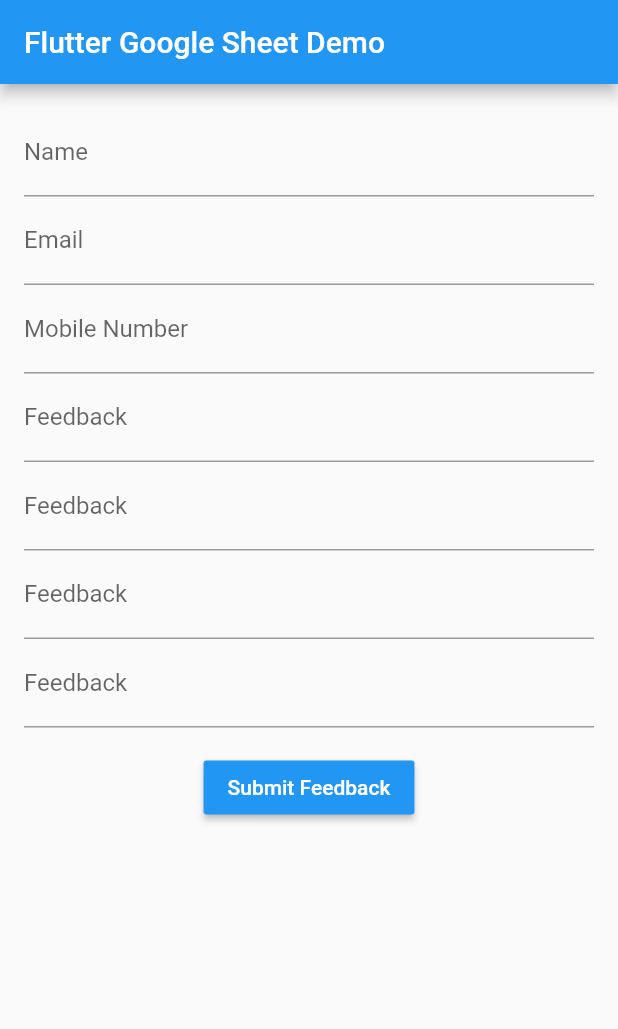
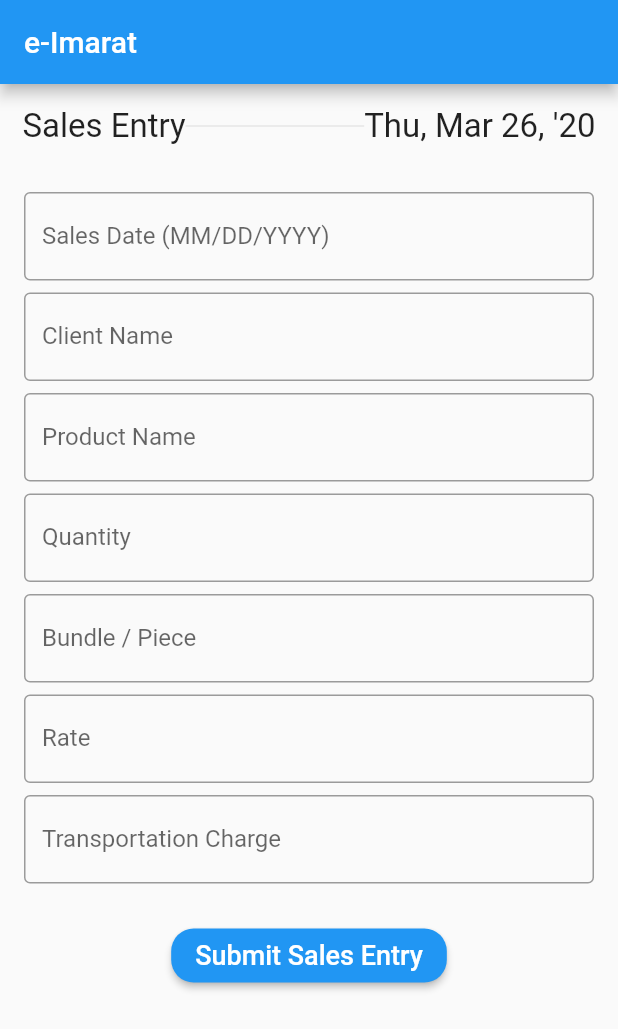
Before and after one commit to mechbullgt/eimarat, a Flutter app: the screen it shows after launch, on a phone screen of 412 x 824 dp. Shown: the top 1029 px of the screen. Run offline on Flutter 3.47's test engine with Material 2 defaults, Android fonts, the phone set to English and light mode, and no system bars.

Commit message:
Changed the layout

```diff
--- a/lib/controller/form_controller.dart
+++ b/lib/controller/form_controller.dart
@@ -25,7 +25,7 @@ class FormController {
         URL + feedbackForm.toParams()
       ).then((response){
         print("Response:"+response.body);
-        callback(convert.jsonDecode(response.body));
+        callback(convert.jsonDecode(response.body)['status']);
       });
     } catch (e) {
       print(e);
--- a/lib/main.dart
+++ b/lib/main.dart
@@ -1,4 +1,7 @@
+import 'dart:convert';
+
 import 'package:flutter/material.dart';
+import 'package:intl/intl.dart';
 import 'controller/form_controller.dart';
 import 'model/form.dart';
 
@@ -8,11 +11,11 @@ class MyApp extends StatelessWidget {
   @override
   Widget build(BuildContext context) {
     return MaterialApp(
-      title: 'Flutter Google Sheet Demo',
+      title: 'e-Imarat',
       theme: ThemeData(
         primarySwatch: Colors.blue,
       ),
-      home: MyHomePage(title: 'Flutter Google Sheet Demo'),
+      home: MyHomePage(title: 'e-Imarat'),
     );
   }
 }
@@ -27,6 +30,8 @@ class MyHomePage extends StatefulWidget {
 }
 
 class _MyHomePageState extends State<MyHomePage> {
+  String dateTimeNow =  DateFormat("EEE, MMM d, ''yy").format(DateTime.now());
+
   // Create a global key that uniquely identifies the Form widget
   // and allows validation of the form.
   //
@@ -57,21 +62,21 @@ class _MyHomePageState extends State<MyHomePage> {
           quantityController.text,
           bundlePieceController.text,
           rateController.text,
-          transHamaliController.text
-          );
+          transHamaliController.text);
 
       FormController formController = FormController((String response) {
         print("Response: $response");
         if (response == FormController.STATUS_SUCCESS) {
           // Feedback is saved succesfully in Google Sheets.
-          _showSnackbar("Feedback Submitted");
+          _showSnackbar(
+              "Submitted SUCCESSfully!", Colors.green, Duration(seconds: 30));
         } else {
           // Error Occurred while saving data in Google Sheets.
-          _showSnackbar("Error Occurred!");
+          _showSnackbar("Error Occurred!", Colors.red, Duration(seconds: 3));
         }
       });
 
-      _showSnackbar("Submitting Feedback");
+      _showSnackbar("Submitting Feedback", Colors.blue, Duration(seconds: 2));
 
       // Submit 'feedbackForm' and save it in Google Sheets.
       formController.submitForm(feedbackForm);
@@ -79,8 +84,12 @@ class _MyHomePageState extends State<MyHomePage> {
   }
 
   // Method to show snackbar with 'message'.
-  _showSnackbar(String message) {
-    final snackBar = SnackBar(content: Text(message));
+  _showSnackbar(String message, Color color, Duration time) {
+    final snackBar = SnackBar(
+      content: Text(message, style: TextStyle(fontSize: 20)),
+      backgroundColor: color,
+      duration: time,
+    );
     _scaffoldKey.currentState.showSnackBar(snackBar);
   }
 
@@ -96,6 +105,24 @@ class _MyHomePageState extends State<MyHomePage> {
         child: Column(
           mainAxisAlignment: MainAxisAlignment.start,
           children: <Widget>[
+            SizedBox(
+              child: Padding(
+                  padding: EdgeInsets.all(15.0),
+                  child: Row(
+                    mainAxisAlignment: MainAxisAlignment.center,
+                    children: <Widget>[
+                      Text(
+                        'Sales Entry',
+                        style: TextStyle(fontSize: 22),
+                      ),
+                      Expanded(child: Divider(),),
+                      Text(
+                        '$dateTimeNow',
+                        style: TextStyle(fontSize: 22),
+                      ),
+                    ],
+                  )),
+            ),
             Form(
                 key: _formKey,
                 child: Padding(
@@ -107,88 +134,138 @@ class _MyHomePageState extends State<MyHomePage> {
                         controller: dateController,
                         validator: (value) {
                           if (value.isEmpty) {
-                            return 'Enter Valid Name';
+                            return 'Enter Valid Date';
                           }
                           return null;
                         },
-                        decoration: InputDecoration(labelText: 'Name'),
+                        keyboardType: TextInputType.datetime,
+                        decoration: InputDecoration(
+                          labelText: 'Sales Date (MM/DD/YYYY)',
+                          border: OutlineInputBorder(),
+                        ),
+                        autofocus: false,
+                      ),
+                      SizedBox(
+                        height: 8.0,
                       ),
                       TextFormField(
                         controller: clientNameController,
-                        validator: (value) {
-                          if (!value.contains("@")) {
-                            return 'Enter Valid Email';
-                          }
-                          return null;
-                        },
-                        keyboardType: TextInputType.emailAddress,
-                        decoration: InputDecoration(labelText: 'Email'),
+                        // validator: (value) {
+                        //   if (!value.contains("@")) {
+                        //     return 'Enter Valid Email';
+                        //   }
+                        //   return null;
+                        // },
+                        keyboardType: TextInputType.text,
+                        decoration: InputDecoration(
+                            labelText: 'Client Name',
+                            border: OutlineInputBorder(),
+                            hintText: 'Select Client Name'),
+                        autofocus: false,
+                      ),
+                      SizedBox(
+                        height: 8.0,
                       ),
                       TextFormField(
                         controller: productNameController,
+                        // validator: (value) {
+                        //   if (value.trim().length != 10) {
+                        //     return 'Enter 10 Digit Mobile Number';
+                        //   }
+                        //   return null;
+                        // },
+                        keyboardType: TextInputType.text,
+                        decoration: InputDecoration(
+                            labelText: 'Product Name',
+                            border: OutlineInputBorder()),
+                        autofocus: false,
+                      ),
+                      SizedBox(
+                        height: 8.0,
+                      ),
+                      TextFormField(
+                        controller: quantityController,
                         validator: (value) {
-                          if (value.trim().length != 10) {
-                            return 'Enter 10 Digit Mobile Number';
+                          if (value.isEmpty) {
+                            return 'Enter Valid Quantity';
                           }
                           return null;
                         },
                         keyboardType: TextInputType.number,
                         decoration: InputDecoration(
-                          labelText: 'Mobile Number',
-                        ),
+                            labelText: 'Quantity',
+                            border: OutlineInputBorder()),
+                        autofocus: false,
                       ),
-                      TextFormField(
-                        controller: quantityController,
-                        validator: (value) {
-                          if (value.isEmpty) {
-                            return 'Enter Valid Feedback';
-                          }
-                          return null;
-                        },
-                        keyboardType: TextInputType.multiline,
-                        decoration: InputDecoration(labelText: 'Feedback'),
+                      SizedBox(
+                        height: 8.0,
                       ),
                       TextFormField(
                         controller: bundlePieceController,
-                        validator: (value) {
-                          if (value.isEmpty) {
-                            return 'Enter Valid Feedback';
-                          }
-                          return null;
-                        },
-                        keyboardType: TextInputType.multiline,
-                        decoration: InputDecoration(labelText: 'Feedback'),
+                        // validator: (value) {
+                        //   if (value.isEmpty) {
+                        //     return 'Enter Valid Feedback';
+                        //   }
+                        //   return null;
+                        // },
+                        keyboardType: TextInputType.text,
+                        decoration: InputDecoration(
+                            labelText: 'Bundle / Piece',
+                            border: OutlineInputBorder()),
+                        autofocus: false,
+                      ),
+                      SizedBox(
+                        height: 8.0,
                       ),
                       TextFormField(
                         controller: rateController,
                         validator: (value) {
                           if (value.isEmpty) {
-                            return 'Enter Valid Feedback';
+                            return 'Enter Valid Rate';
                           }
                           return null;
                         },
-                        keyboardType: TextInputType.multiline,
-                        decoration: InputDecoration(labelText: 'Feedback'),
+                        keyboardType: TextInputType.number,
+                        decoration: InputDecoration(
+                          labelText: 'Rate',
+                          border: OutlineInputBorder(),
+                        ),
+                        autofocus: false,
+                      ),
+                      SizedBox(
+                        height: 8.0,
                       ),
                       TextFormField(
                         controller: transHamaliController,
-                        validator: (value) {
-                          if (value.isEmpty) {
-                            return 'Enter Valid Feedback';
-                          }
-                          return null;
-                        },
-                        keyboardType: TextInputType.multiline,
-                        decoration: InputDecoration(labelText: 'Feedback'),
+                        // validator: (value) {
+                        //   if (value.isEmpty) {
+                        //     return 'Enter Valid Feedback';
+                        //   }
+                        //   return null;
+                        // },
+                        keyboardType: TextInputType.number,
+                        decoration: InputDecoration(
+                          labelText: 'Transportation Charge',
+                          border: OutlineInputBorder(),
+                        ),
+                        autofocus: false,
+                      ),
+                      SizedBox(
+                        height: 8.0,
                       ),
                     ],
                   ),
                 )),
             RaisedButton(
               color: Colors.blue,
+              shape: RoundedRectangleBorder(
+                  borderRadius: new BorderRadius.circular(15.0)),
               textColor: Colors.white,
               onPressed: _submitForm,
-              child: Text('Submit Feedback'),
+              child: Text(
+                'Submit Sales Entry',
+                style: TextStyle(fontSize: 18),
+              ),
             ),
           ],
         ),
--- a/pubspec.yaml
+++ b/pubspec.yaml
@@ -20,6 +20,7 @@ dependencies:
   flutter:
     sdk: flutter
   http: ^0.12.0+3
+  intl: ^0.16.1
 
   # The following adds the Cupertino Icons font to your application.
   # Use with the CupertinoIcons class for iOS style icons.
--- /dev/null
+++ b/resources.txt
@@ -0,0 +1 @@
+https://medium.com/mindorks/storing-data-from-the-flutter-app-google-sheets-e4498e9cda5d
```
Also changed, not shown: flutter_01.png (added), pubspec.lock.
